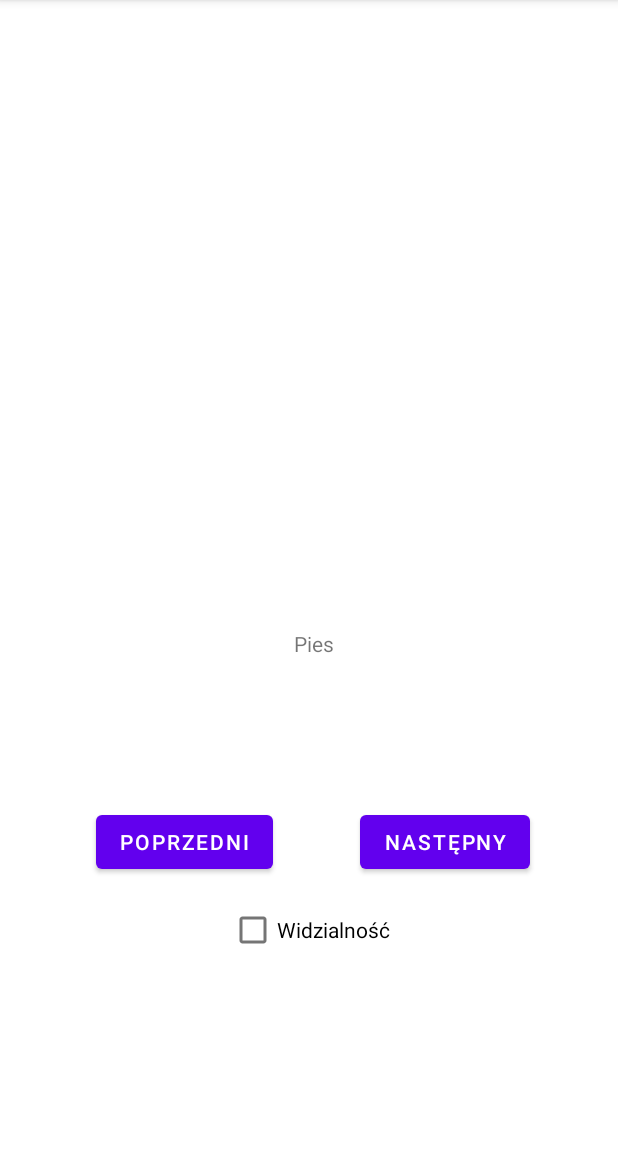
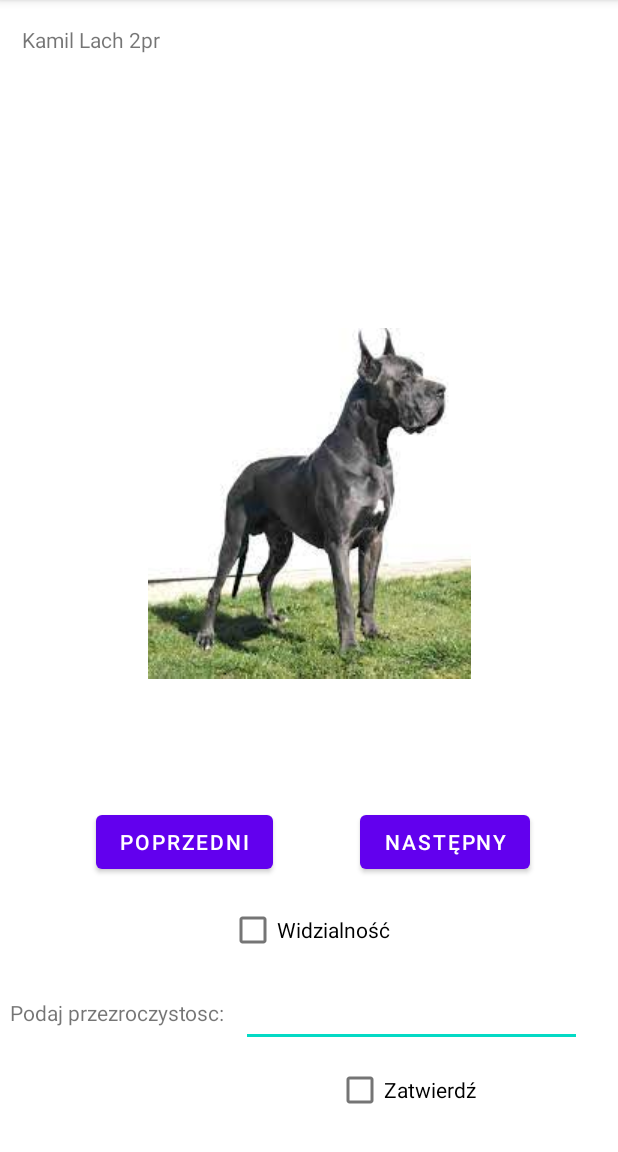
Before and after one commit to kamcio420/zadanieobrazki1905, an Android app: the screen it shows after launch (MainActivity), on a phone screen of 412 x 824 dp, the part 84-1236 px from its top. Run offline under Robolectric (Android 15) with nearby library versions, the phone set to English and light mode, and no system bars.

Commit message:
prawie wszystko tylko alpha nie dziala

```diff
--- a/app/src/main/java/com/example/zadanieobrazki1905/MainActivity.kt
+++ b/app/src/main/java/com/example/zadanieobrazki1905/MainActivity.kt
@@ -7,6 +7,10 @@ import android.widget.Button
 import android.widget.CheckBox
 import android.widget.ImageView
 import android.widget.TextView
+import androidx.core.view.isNotEmpty
+import androidx.core.view.isVisible
+import com.google.android.material.textfield.TextInputEditText
+import com.google.android.material.textfield.TextInputLayout
 
 class MainActivity : AppCompatActivity() {
     override fun onCreate(savedInstanceState: Bundle?) {
@@ -56,13 +60,31 @@ class MainActivity : AppCompatActivity() {
             }
         }
 
-        if(visibilityCheck.isChecked) {
-            var x = View.VISIBLE
-            dogImage.visibility = x
+        visibilityCheck.setOnClickListener()
+        {
+            dogImage.isVisible = !dogImage.isVisible
         }
-        else {
-            var x = View.INVISIBLE
-            dogImage.visibility = x
+
+        var alphaInput = findViewById<TextInputEditText>(R.id.textInputEditText)
+        val alphaConfirm = findViewById<CheckBox>(R.id.alphaConf)
+
+        alphaConfirm.setOnClickListener()
+        {
+            if(alphaConfirm.isChecked) {
+                val astr = alphaInput.text.toString()
+                if (astr.isNotEmpty()) {
+                    val a = astr.toFloat()
+
+                    if (a in 0.0..255.0) {
+                        dogImage.alpha = a
+                    } else {
+                        dogImage.alpha = 1f
+                    }
+                }
+            }
+            else {
+                dogImage.alpha = 1f
+            }
         }
     }
 }
--- a/app/src/main/res/layout/activity_main.xml
+++ b/app/src/main/res/layout/activity_main.xml
@@ -64,4 +64,64 @@
         app:layout_constraintTop_toTopOf="parent"
         app:layout_constraintVertical_bias="0.828" />
 
+    <TextView
+        android:id="@+id/info"
+        android:layout_width="wrap_content"
+        android:layout_height="wrap_content"
+        android:text="Podaj przezroczystosc:"
+        app:layout_constraintBottom_toBottomOf="parent"
+        app:layout_constraintEnd_toEndOf="parent"
+        app:layout_constraintHorizontal_bias="0.026"
+        app:layout_constraintStart_toStartOf="parent"
+        app:layout_constraintTop_toTopOf="parent"
+        app:layout_constraintVertical_bias="0.889" />
+
+    <com.google.android.material.textfield.TextInputLayout
+        android:id="@+id/textInputLayout"
+        android:layout_width="252dp"
+        android:layout_height="wrap_content"
+        app:layout_constraintBottom_toBottomOf="parent"
+        app:layout_constraintEnd_toEndOf="parent"
+        app:layout_constraintHorizontal_bias="1.0"
+        app:layout_constraintStart_toStartOf="@+id/textInputEditText"
+        app:layout_constraintTop_toTopOf="parent"
+        app:layout_constraintVertical_bias="0.852">
+
+    </com.google.android.material.textfield.TextInputLayout>
+
+    <com.google.android.material.textfield.TextInputEditText
+        android:id="@+id/textInputEditText"
+        android:layout_width="227dp"
+        android:layout_height="43dp"
+        app:layout_constraintBottom_toBottomOf="parent"
+        app:layout_constraintEnd_toEndOf="parent"
+        app:layout_constraintHorizontal_bias="0.869"
+        app:layout_constraintStart_toStartOf="parent"
+        app:layout_constraintTop_toTopOf="@+id/textInputLayout"
+        app:layout_constraintVertical_bias="0.0" />
+
+    <CheckBox
+        android:id="@+id/alphaConf"
+        android:layout_width="wrap_content"
+        android:layout_height="wrap_content"
+        android:text="Zatwierdź"
+        app:layout_constraintBottom_toBottomOf="parent"
+        app:layout_constraintEnd_toEndOf="parent"
+        app:layout_constraintHorizontal_bias="0.703"
+        app:layout_constraintStart_toStartOf="parent"
+        app:layout_constraintTop_toTopOf="parent"
+        app:layout_constraintVertical_bias="0.976" />
+
+    <TextView
+        android:id="@+id/textView3"
+        android:layout_width="wrap_content"
+        android:layout_height="wrap_content"
+        android:text="Kamil Lach 2pr"
+        app:layout_constraintBottom_toBottomOf="parent"
+        app:layout_constraintEnd_toEndOf="parent"
+        app:layout_constraintHorizontal_bias="0.045"
+        app:layout_constraintStart_toStartOf="parent"
+        app:layout_constraintTop_toTopOf="parent"
+        app:layout_constraintVertical_bias="0.022" />
+
 </androidx.constraintlayout.widget.ConstraintLayout>
```
